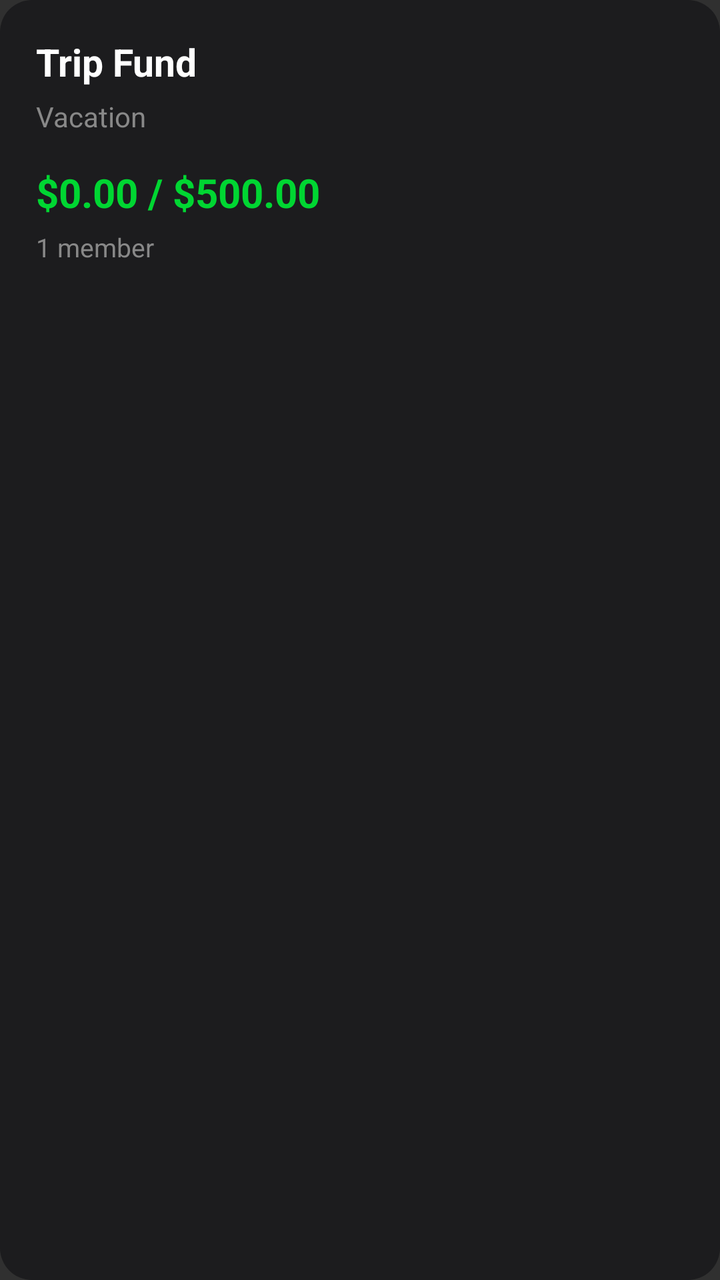
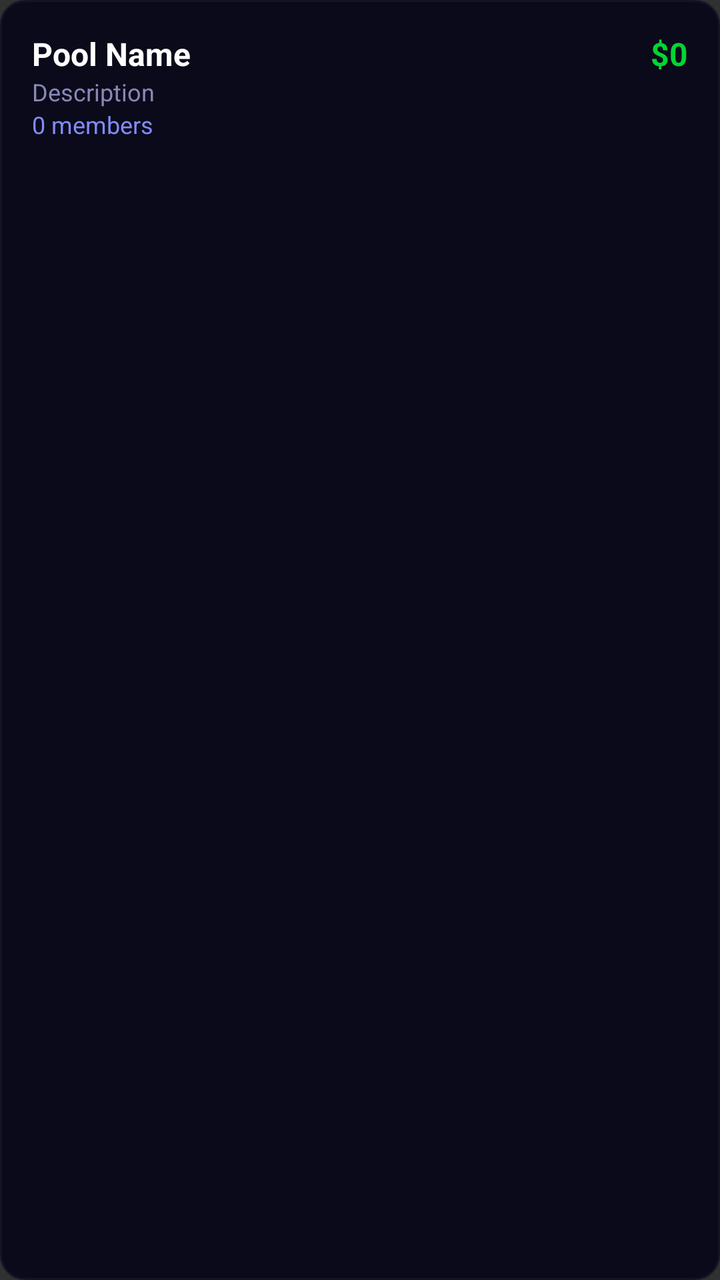

Screens rendered from an Android XML layout before and after an edit, with the pre-edit source and the edit as a unified diff.
<!-- AndroidManifest.xml: application theme Theme.AppCompat.NoActionBar -->
<!-- res/layout/item_pool.xml -->
<?xml version="1.0" encoding="utf-8"?>
<LinearLayout xmlns:android="http://schemas.android.com/apk/res/android"
    android:layout_width="match_parent"
    android:layout_height="wrap_content"
    android:layout_margin="6dp"
    android:orientation="vertical"
    android:padding="18dp"
    android:background="@drawable/bg_card_dark"
    android:clickable="true"
    android:focusable="true">

    <TextView
        android:id="@+id/txtPoolName"
        android:layout_width="match_parent"
        android:layout_height="wrap_content"
        android:text="Trip Fund"
        android:textColor="#FFFFFF"
        android:textSize="19sp"
        android:textStyle="bold" />

    <TextView
        android:id="@+id/txtPoolDescription"
        android:layout_width="match_parent"
        android:layout_height="wrap_content"
        android:layout_marginTop="5dp"
        android:text="Vacation"
        android:textColor="#888888"
        android:textSize="14sp" />

    <TextView
        android:id="@+id/txtPoolBalance"
        android:layout_width="match_parent"
        android:layout_height="wrap_content"
        android:layout_marginTop="15dp"
        android:text="$0.00 / $500.00"
        android:textColor="#00D632"
        android:textSize="20sp"
        android:textStyle="bold" />

    <TextView
        android:id="@+id/txtPoolMembers"
        android:layout_width="match_parent"
        android:layout_height="wrap_content"
        android:layout_marginTop="5dp"
        android:text="1 member"
        android:textColor="#888888"
        android:textSize="13sp" />

</LinearLayout>
<!-- resources referenced by this layout -->
<resources>
  <!-- drawable bg_card_dark (drawable) -->
  <?xml version="1.0" encoding="utf-8"?>
  <shape xmlns:android="http://schemas.android.com/apk/res/android">
      <solid android:color="#1C1C1E"/>
      <corners android:radius="16dp"/>
  </shape>
</resources>

<!-- the commit's change to res/layout/item_pool.xml (unified diff, before → after) -->
@@ -2,48 +2,52 @@
 <LinearLayout xmlns:android="http://schemas.android.com/apk/res/android"
     android:layout_width="match_parent"
     android:layout_height="wrap_content"
-    android:layout_margin="6dp"
-    android:orientation="vertical"
-    android:padding="18dp"
-    android:background="@drawable/bg_card_dark"
+    android:orientation="horizontal"
+    android:padding="16dp"
+    android:background="@drawable/savings_bg"
+    android:layout_marginBottom="8dp"
     android:clickable="true"
     android:focusable="true">
 
+    <LinearLayout
+        android:layout_width="0dp"
+        android:layout_height="wrap_content"
+        android:layout_weight="1"
+        android:orientation="vertical">
+
+        <TextView
+            android:id="@+id/poolName"
+            android:layout_width="wrap_content"
+            android:layout_height="wrap_content"
+            android:text="Pool Name"
+            android:textColor="#FFFFFF"
+            android:textSize="16sp"
+            android:textStyle="bold" />
+
+        <TextView
+            android:id="@+id/poolDescription"
+            android:layout_width="wrap_content"
+            android:layout_height="wrap_content"
+            android:text="Description"
+            android:textColor="#8888b8"
+            android:textSize="12sp" />
+
+        <TextView
+            android:id="@+id/poolMembers"
+            android:layout_width="wrap_content"
+            android:layout_height="wrap_content"
+            android:text="0 members"
+            android:textColor="#818cf8"
+            android:textSize="12sp" />
+    </LinearLayout>
+
     <TextView
-        android:id="@+id/txtPoolName"
-        android:layout_width="match_parent"
+        android:id="@+id/poolAmount"
+        android:layout_width="wrap_content"
         android:layout_height="wrap_content"
-        android:text="Trip Fund"
-        android:textColor="#FFFFFF"
-        android:textSize="19sp"
+        android:text="$0"
+        android:textColor="#00D632"
+        android:textSize="16sp"
         android:textStyle="bold" />
 
-    <TextView
-        android:id="@+id/txtPoolDescription"
-        android:layout_width="match_parent"
-        android:layout_height="wrap_content"
-        android:layout_marginTop="5dp"
-        android:text="Vacation"
-        android:textColor="#888888"
-        android:textSize="14sp" />
-
-    <TextView
-        android:id="@+id/txtPoolBalance"
-        android:layout_width="match_parent"
-        android:layout_height="wrap_content"
-        android:layout_marginTop="15dp"
-        android:text="$0.00 / $500.00"
-        android:textColor="#00D632"
-        android:textSize="20sp"
-        android:textStyle="bold" />
-
-    <TextView
-        android:id="@+id/txtPoolMembers"
-        android:layout_width="match_parent"
-        android:layout_height="wrap_content"
-        android:layout_marginTop="5dp"
-        android:text="1 member"
-        android:textColor="#888888"
-        android:textSize="13sp" />
-
 </LinearLayout>
<!-- resource entries referenced after the edit -->
@@ -1,10 +1,11 @@
 <!-- resources referenced by this layout -->
 <resources>
-  <!-- drawable bg_card_dark (drawable) -->
+  <!-- drawable savings_bg (drawable) -->
   <?xml version="1.0" encoding="utf-8"?>
   <shape xmlns:android="http://schemas.android.com/apk/res/android">
-      <solid android:color="#1C1C1E"/>
-      <corners android:radius="16dp"/>
+      <solid android:color="#0a0a1a" />
+      <corners android:radius="12dp" />
+      <stroke android:width="1dp" android:color="#141428" />
   </shape>
 </resources>
 
